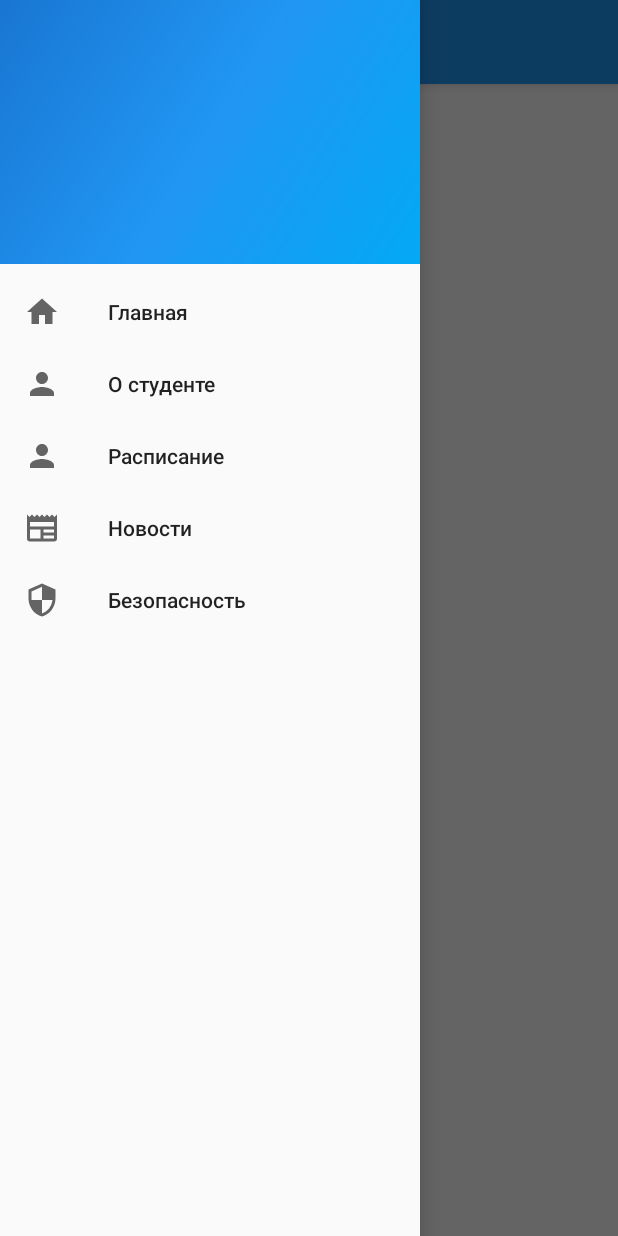
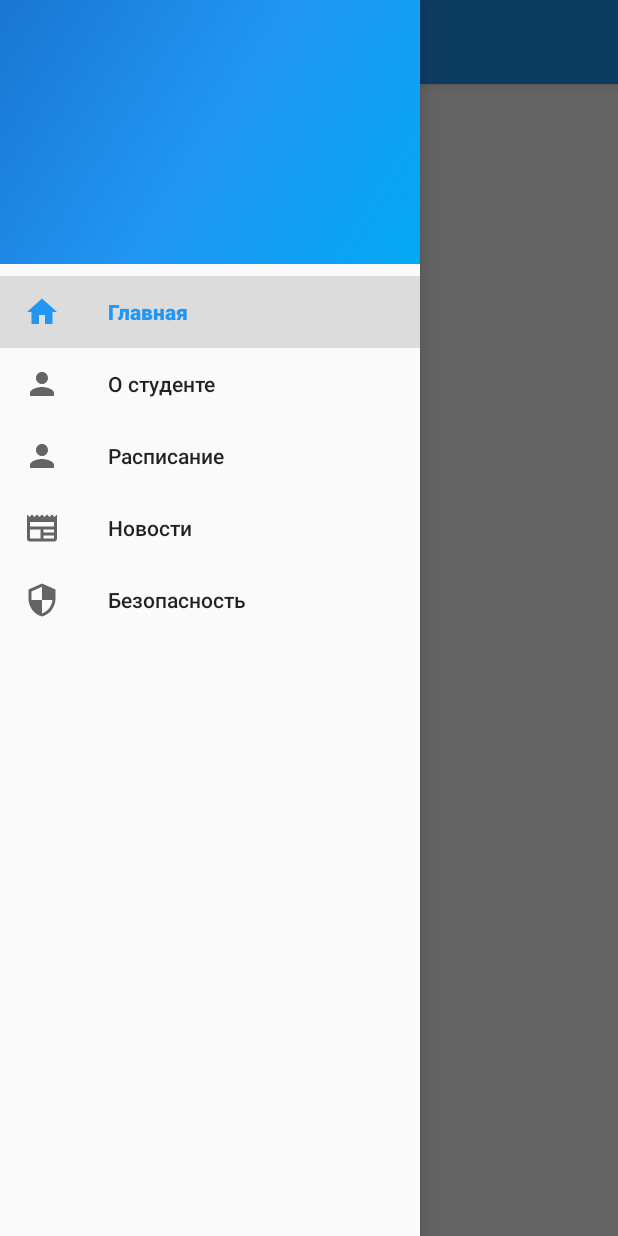
Before and after one commit to slowfarm/Orioks, an Android app: the MainActivity screen opened directly, with no data from a screen before it, with the side drawer open, on a phone screen of 412 x 824 dp. Run offline under Robolectric (Android 15) with nearby library versions, the phone set to English and light mode, and no system bars; our stand-ins replace Dagger/Hilt's generated code, navigation-ui; network calls fail; 2 statements that could not run were skipped.

Commit message:
initial commit

```diff
--- a/app/src/main/java/ru/eva/oriokslive/network/repository/RemoteRepositoryImpl.kt
+++ b/app/src/main/java/ru/eva/oriokslive/network/repository/RemoteRepositoryImpl.kt
@@ -38,5 +38,6 @@ class RemoteRepositoryImpl @Inject constructor(
     override suspend fun getGroups(): List<String>? = mietApi.getGroups()
 
     override suspend fun getSchedule(group: String): Schedule? = mietApi.getScheduler(group)
+
     override suspend fun getNews(): NewsResponse? = newsApi.getNews()
 }
--- a/app/src/main/java/ru/eva/oriokslive/ui/activity/main/MainActivity.kt
+++ b/app/src/main/java/ru/eva/oriokslive/ui/activity/main/MainActivity.kt
@@ -1,12 +1,12 @@
 package ru.eva.oriokslive.ui.activity.main
 
 import android.view.LayoutInflater
-import android.view.Menu
 import android.widget.TextView
 import android.widget.Toast
 import androidx.activity.viewModels
 import androidx.navigation.findNavController
 import androidx.navigation.ui.AppBarConfiguration
+import androidx.navigation.ui.navigateUp
 import androidx.navigation.ui.setupActionBarWithNavController
 import androidx.navigation.ui.setupWithNavController
 import com.google.android.material.progressindicator.CircularProgressIndicator
@@ -22,11 +22,22 @@ class MainActivity : BaseActivity<ActivityMainBinding>() {
         ActivityMainBinding::inflate
     private val viewModel: MainViewModel by viewModels()
 
+    private val appBarConfiguration by lazy {
+        AppBarConfiguration(
+            setOf(
+                R.id.nav_main,
+                R.id.nav_student,
+                R.id.nav_schedule,
+                R.id.nav_news,
+                R.id.nav_security
+            ), binding.drawerLayout
+        )
+    }
+
     override fun setupUI() {
         setSupportActionBar(binding.toolbar)
 
         val navController = findNavController(R.id.navigationHostFragment)
-        val appBarConfiguration = AppBarConfiguration(navController.graph, binding.drawerLayout)
         setupActionBarWithNavController(navController, appBarConfiguration)
         binding.navigationView.setupWithNavController(navController)
 
@@ -45,4 +56,9 @@ class MainActivity : BaseActivity<ActivityMainBinding>() {
             Toast.makeText(this, R.string.no_connection, Toast.LENGTH_SHORT).show()
         }
     }
+
+    override fun onSupportNavigateUp(): Boolean {
+        val navController = findNavController(R.id.navigationHostFragment)
+        return navController.navigateUp(appBarConfiguration) || super.onSupportNavigateUp()
+    }
 }
--- a/app/src/main/res/navigation/nav_graph.xml
+++ b/app/src/main/res/navigation/nav_graph.xml
@@ -3,33 +3,33 @@
     xmlns:app="http://schemas.android.com/apk/res-auto"
     xmlns:tools="http://schemas.android.com/tools"
     android:id="@+id/mobile_navigation"
-    app:startDestination="@id/mainFragment">
+    app:startDestination="@id/nav_main">
     <fragment
-        android:id="@+id/mainFragment"
+        android:id="@+id/nav_main"
         android:name="ru.eva.oriokslive.ui.fragment.main.MainFragment"
         android:label="@string/main"
         tools:layout="@layout/fragment_main" />
 
     <fragment
-        android:id="@+id/studentFragment"
+        android:id="@+id/nav_student"
         android:name="ru.eva.oriokslive.ui.fragment.student.StudentFragment"
         android:label="@string/about_student"
         tools:layout="@layout/fragment_student" />
 
     <fragment
-        android:id="@+id/scheduleFragment"
+        android:id="@+id/nav_schedule"
         android:name="ru.eva.oriokslive.ui.fragment.groups.GroupsFragment"
         android:label="@string/schedule"
         tools:layout="@layout/fragment_groups" />
 
     <fragment
-        android:id="@+id/newsFragment"
+        android:id="@+id/nav_news"
         android:name="ru.eva.oriokslive.ui.fragment.news.NewsFragment"
         android:label="@string/news"
         tools:layout="@layout/fragment_news" />
 
     <fragment
-        android:id="@+id/securityFragment"
+        android:id="@+id/nav_security"
         android:name="ru.eva.oriokslive.ui.fragment.security.SecurityFragment"
         android:label="@string/security"
         tools:layout="@layout/fragment_security" />
```
Also changed, not shown: app/src/main/AndroidManifest.xml (+1 -7 lines).
